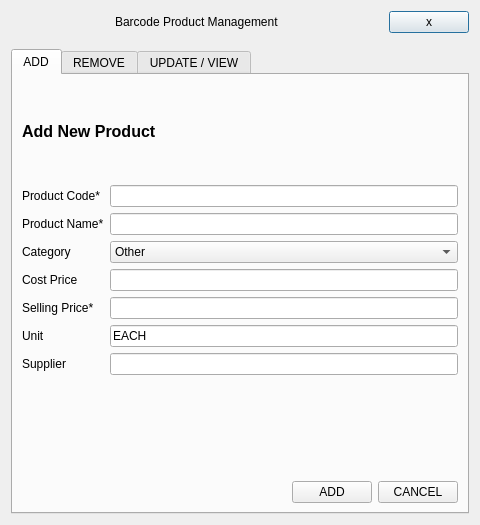
First picture: the form in Project/ui/product_menu.ui, repository Selvam-T/POS, before the edit.
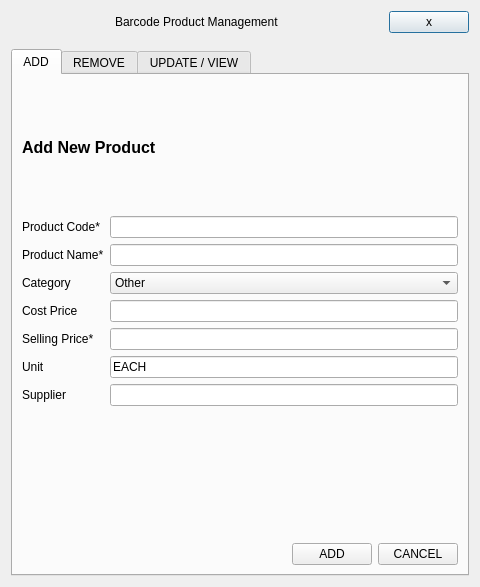
Second picture: the form after the edit.

Commit message: vegetable_menu widget names changed to standard convention

Patch:
```diff
--- a/Project/ui/product_menu.ui
+++ b/Project/ui/product_menu.ui
@@ -7,7 +7,7 @@
     <x>0</x>
     <y>0</y>
     <width>480</width>
-    <height>509</height>
+    <height>587</height>
    </rect>
   </property>
   <layout class="QVBoxLayout" name="verticalLayout">
```
Left out of the diff: 60 changed lines with no effect on the pictures. The commit also changes 5 other files.
